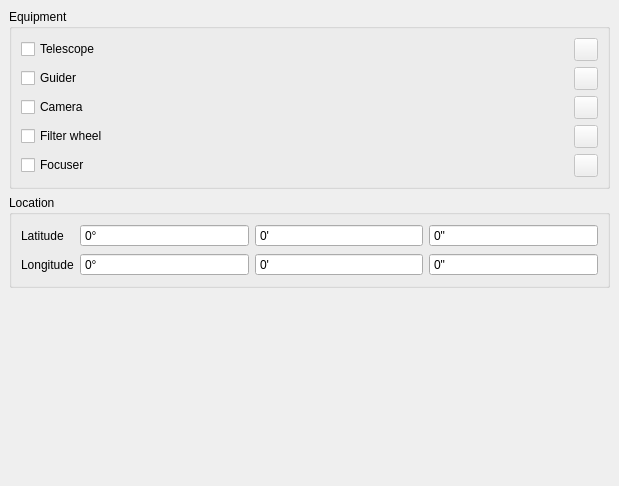
Qt form qt/frames/settings.ui (EthanChappel/Ecliptic) before a commit.
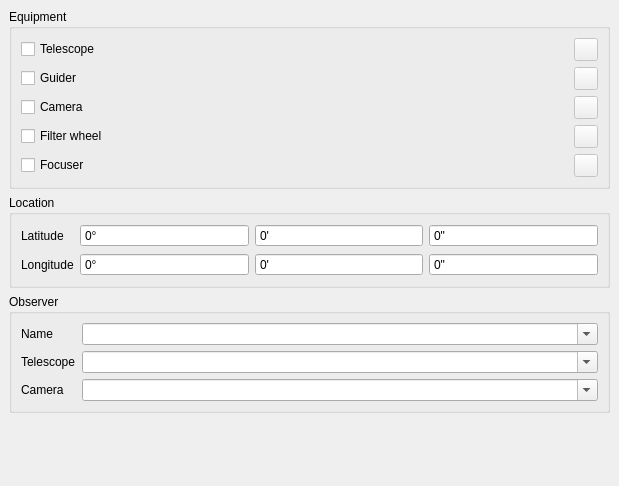
The same form after that commit. Icons and pictures are not drawn.

Commit message: Add observer information to settings

What changed in the file:
```diff
--- a/qt/frames/settings.ui
+++ b/qt/frames/settings.ui
@@ -45,8 +45,8 @@
        <rect>
         <x>0</x>
         <y>0</y>
-        <width>619</width>
-        <height>486</height>
+        <width>602</width>
+        <height>490</height>
        </rect>
       </property>
       <layout class="QVBoxLayout" name="verticalLayout">
@@ -364,6 +364,57 @@
          </layout>
         </widget>
        </item>
+       <item>
+        <widget class="QGroupBox" name="observer_group_box">
+         <property name="title">
+          <string>Observer</string>
+         </property>
+         <layout class="QFormLayout" name="formLayout">
+          <item row="0" column="0">
+           <widget class="QLabel" name="observer_name_label">
+            <property name="text">
+             <string>Name</string>
+            </property>
+           </widget>
+          </item>
+          <item row="1" column="0">
+           <widget class="QLabel" name="observer_telescope_label">
+            <property name="text">
+             <string>Telescope</string>
+            </property>
+           </widget>
+          </item>
+          <item row="2" column="0">
+           <widget class="QLabel" name="observer_camera_label">
+            <property name="text">
+             <string>Camera</string>
+            </property>
+           </widget>
+          </item>
+          <item row="0" column="1">
+           <widget class="QComboBox" name="observer_name_combo_box">
+            <property name="editable">
+             <bool>true</bool>
+            </property>
+           </widget>
+          </item>
+          <item row="1" column="1">
+           <widget class="QComboBox" name="observer_telescope_combo_box">
+            <property name="editable">
+             <bool>true</bool>
+            </property>
+           </widget>
+          </item>
+          <item row="2" column="1">
+           <widget class="QComboBox" name="observer_camera_combo_box">
+            <property name="editable">
+             <bool>true</bool>
+            </property>
+           </widget>
+          </item>
+         </layout>
+        </widget>
+       </item>
        <item>
         <spacer name="verticalSpacer_3">
          <property name="orientation">
```
The commit also changes 1 other file.
